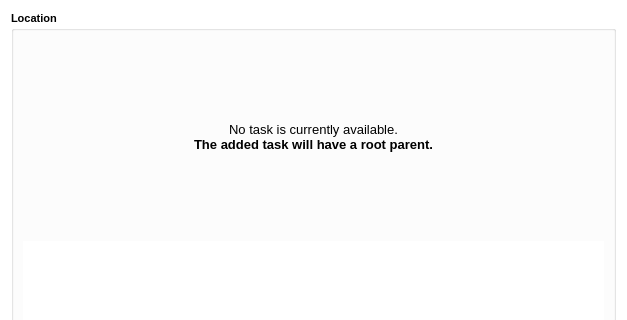
Before: the Qt Designer form ui/dialogs/taskedit.ui in amirmohsen1384/legendary-os, drawn with Qt 5; both pictures show x 0 to 627 and y 0 to 320 of the 627 by 661 pixel window.
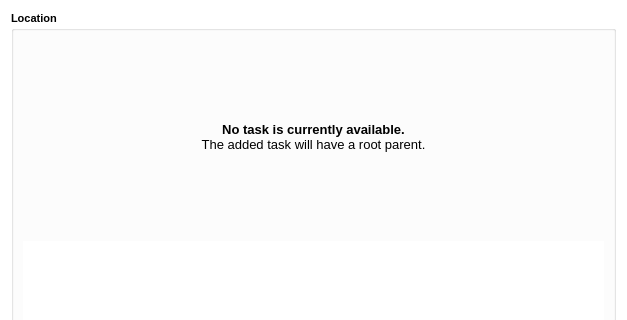
After: the same form once the commit is applied.

```diff
--- a/ui/dialogs/taskedit.ui
+++ b/ui/dialogs/taskedit.ui
@@ -95,7 +95,7 @@
          </font>
         </property>
         <property name="text">
-         <string>&lt;html&gt;&lt;head/&gt;&lt;body&gt;&lt;p&gt;No task is currently available.&lt;br/&gt;&lt;span style=&quot; font-weight:700;&quot;&gt;The added task will have a root parent.&lt;/span&gt;&lt;/p&gt;&lt;/body&gt;&lt;/html&gt;</string>
+         <string>&lt;html&gt;&lt;head/&gt;&lt;body&gt;&lt;p&gt;&lt;span style=&quot; font-weight:700;&quot;&gt;No task is currently available.&lt;/span&gt;&lt;br/&gt;The added task will have a root parent.&lt;/p&gt;&lt;/body&gt;&lt;/html&gt;</string>
         </property>
         <property name="alignment">
          <set>Qt::AlignmentFlag::AlignCenter</set>
```
